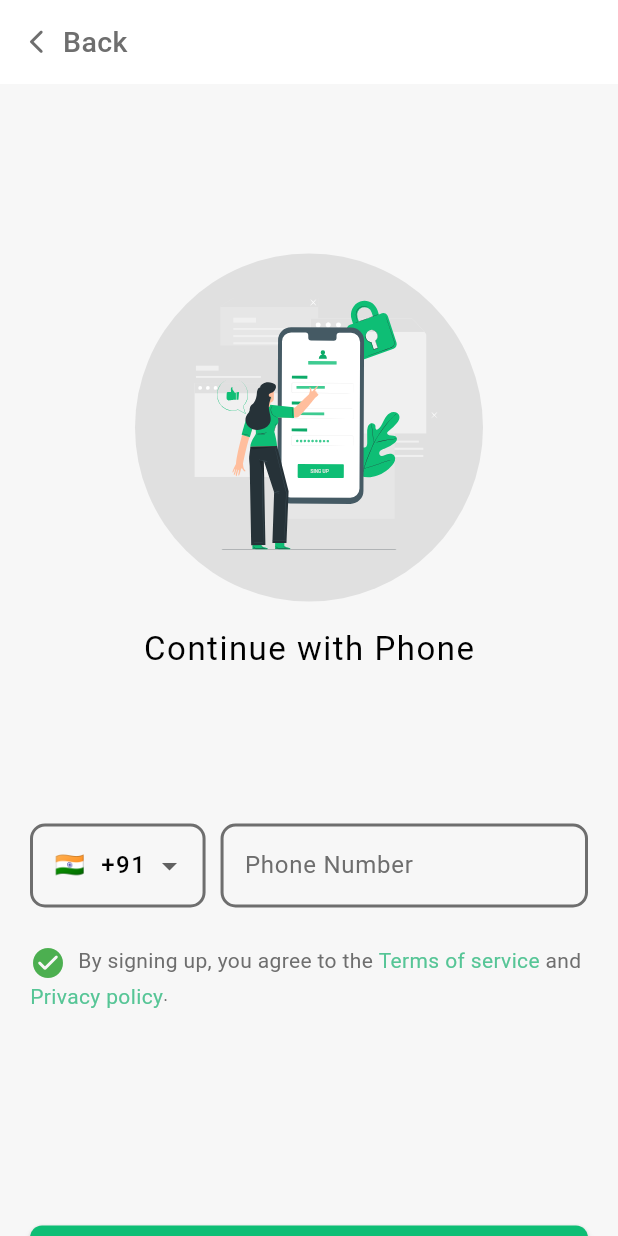
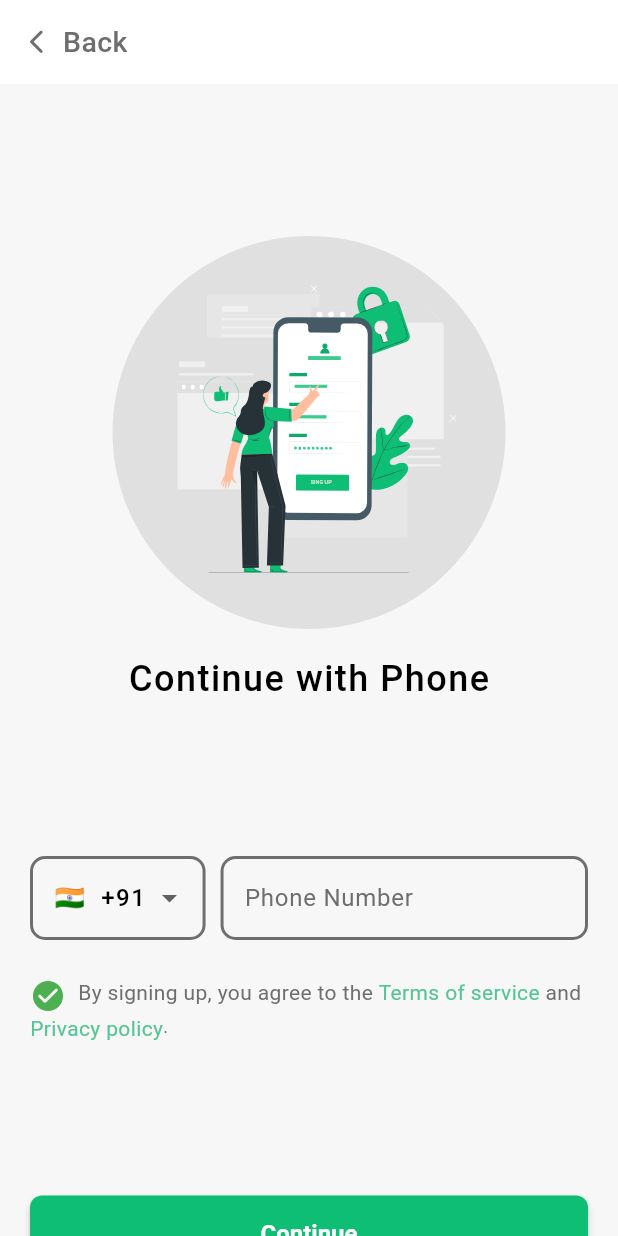
Before and after one commit to BlackShort/moneycart, a Flutter app: the screen it shows after launch, after a tap on "Get Started", on a phone screen of 412 x 824 dp. Run offline on Flutter 3.47's test engine with Material 3 defaults, Android fonts, the phone set to English and light mode, and no system bars; our stand-ins replace awesome_snackbar_content, cached_network_image, cloud_firestore, equatable, firebase_auth, firebase_core and 11 more; missing offline and left inert: flutter_share, smart_auth; accounts and stored records are empty; Roboto replaces fonts that are missing (Poppins).

```diff
--- a/lib/app/auth/controllers/auth_controller.dart
+++ b/lib/app/auth/controllers/auth_controller.dart
@@ -26,15 +26,12 @@ class AuthController extends GetxController {
     ever(firebaseUser, _setInitialScreen);
   }
 
-  Future<void> _setInitialScreen(User? user) async {
-    isInitialLoading.value = true;
-    await Future.delayed(const Duration(seconds: 2));
+  _setInitialScreen(User? user) async {
     try {
-      if (user == null) {
-        Get.offAll(() => const OnboardPage());
-      } else {
-        Get.offAll(() => const BasePage());
-      }
+      isInitialLoading.value = true;
+      user == null
+          ? Get.offAll(() => const OnboardPage())
+          : Get.offAll(() => const BasePage());
     } catch (e) {
       print(e.toString());
     } finally {
--- a/lib/app/auth/pages/onboard_page.dart
+++ b/lib/app/auth/pages/onboard_page.dart
@@ -19,7 +19,7 @@ class OnboardPage extends StatelessWidget {
             const Spacer(flex: 2),
             SvgPicture.asset(
               'assets/svgs/business_deal3.svg',
-              height: 230,
+              height: 280,
             ),
             const Text(
               'Welcome to MoneyCart!',
--- a/lib/app/auth/pages/signup_page.dart
+++ b/lib/app/auth/pages/signup_page.dart
@@ -81,7 +81,7 @@ class _SignupPageState extends State<SignupPage> {
           FocusScope.of(context).unfocus();
         },
         child: SingleChildScrollView(
-          padding: const EdgeInsets.all(20.0),
+          padding: const EdgeInsets.symmetric(horizontal: 20.0),
           child: ConstrainedBox(
             constraints: BoxConstraints(
               minHeight: MediaQuery.of(context).size.height,
@@ -107,7 +107,7 @@ class _SignupPageState extends State<SignupPage> {
                             child: ClipOval(
                               child: SvgPicture.asset(
                                 'assets/svgs/signup.svg',
-                                height: 200,
+                                height: 230,
                               ),
                             ),
                           ),
@@ -116,7 +116,8 @@ class _SignupPageState extends State<SignupPage> {
                             'Continue with Phone',
                             style: TextStyle(
                               fontFamily: 'Poppins',
-                              fontSize: 22,
+                              fontSize: 24,
+                              fontWeight: FontWeight.w500,
                               color: Colors.black,
                               letterSpacing: 1,
                             ),
@@ -124,9 +125,10 @@ class _SignupPageState extends State<SignupPage> {
                         ],
                       ),
                     ),
-                    const SizedBox(height: 8),
                     const Spacer(flex: 1),
                     Row(
+                      crossAxisAlignment: CrossAxisAlignment.start,
+                      mainAxisAlignment: MainAxisAlignment.center,
                       children: [
                         IntrinsicWidth(
                           child: DropdownButtonHideUnderline(
@@ -159,12 +161,17 @@ class _SignupPageState extends State<SignupPage> {
                         ),
                         const SizedBox(width: 10),
                         Flexible(
-                          child: CustomTextField(
-                            controller: _phoneController,
-                            labelText: 'Phone Number',
-                            keyboardType: TextInputType.number,
-                            letterSpacing: 2,
-                            validator: _validatePhoneNumber,
+                          child: Column(
+                            crossAxisAlignment: CrossAxisAlignment.start,
+                            children: [
+                              CustomTextField(
+                                controller: _phoneController,
+                                labelText: 'Phone Number',
+                                keyboardType: TextInputType.number,
+                                letterSpacing: 2,
+                                validator: _validatePhoneNumber,
+                              ),
+                            ],
                           ),
                         ),
                       ],
@@ -228,7 +235,6 @@ class _SignupPageState extends State<SignupPage> {
                         ],
                       ),
                     ),
-                    const SizedBox(height: 50),
                     const Spacer(flex: 1),
                     Obx(
                       () => _authController.isLoading.value
@@ -239,6 +245,7 @@ class _SignupPageState extends State<SignupPage> {
                                 text: 'Continue',
                                 onPressed: () async {
                                   if (_formKey.currentState!.validate()) {
+                                    FocusScope.of(context).unfocus();
                                     String phone = _selectedCountry.code +
                                         _phoneController.text.trim();
                                     await _authController
--- a/lib/app/auth/pages/splash_screen.dart
+++ b/lib/app/auth/pages/splash_screen.dart
@@ -5,33 +5,34 @@ class SplashScreen extends StatelessWidget {
 
   @override
   Widget build(BuildContext context) {
-    Future.delayed(const Duration(seconds: 2), () {
-      // Get.offNamed(RouteNames.select);
-    });
-
     return Scaffold(
       backgroundColor: Colors.white,
       body: Center(
         child: Column(
           mainAxisAlignment: MainAxisAlignment.center,
           children: [
-            const Spacer(flex: 1),
-            Image.asset(
-              'assets/images/splash_sawaari_logo.png',
+            Container(
+              width: 200,
+              height: MediaQuery.of(context).size.height * 0.5,
+              alignment: Alignment.bottomCenter,
+              child: Image.asset(
+                'assets/images/moneycart_image.png',
                 width: 200,
               ),
-            const SizedBox(
-              height: 5,
             ),
-            const Text(
-              'Sawaari',
+            Container(
+              width: 200,
+              height: MediaQuery.of(context).size.height * 0.5,
+              alignment: Alignment.bottomCenter,
+              child: const Text(
+                'Moneycart',
                 style: TextStyle(
                   fontSize: 30,
                   fontWeight: FontWeight.bold,
                   color: Color(0xFFFF725E),
                 ),
               ),
-            const Spacer(flex: 1),
+            ),
           ],
         ),
       ),
--- a/lib/app/insurance/pages/insurance_page.dart
+++ b/lib/app/insurance/pages/insurance_page.dart
@@ -15,6 +15,8 @@ class _InsurancePageState extends State<InsurancePage> {
   Widget build(BuildContext context) {
     return Scaffold(
       body: Center(
+        child: Padding(
+          padding: const EdgeInsets.all(16.0),
           child: Column(
             mainAxisAlignment: MainAxisAlignment.center,
             children: [
@@ -65,6 +67,7 @@ class _InsurancePageState extends State<InsurancePage> {
             ],
           ),
         ),
+      ),
     );
   }
 }
--- a/lib/app/loan/pages/loan_page.dart
+++ b/lib/app/loan/pages/loan_page.dart
@@ -15,6 +15,8 @@ class _LoanPageState extends State<LoanPage> {
   Widget build(BuildContext context) {
     return Scaffold(
       body: Center(
+        child: Padding(
+          padding: const EdgeInsets.all(16.0),
           child: Column(
             mainAxisAlignment: MainAxisAlignment.center,
             children: [
@@ -65,6 +67,7 @@ class _LoanPageState extends State<LoanPage> {
             ],
           ),
         ),
+      ),
     );
   }
 }
--- a/lib/app/notification/controllers/notification_controller.dart
+++ b/lib/app/notification/controllers/notification_controller.dart
@@ -1,9 +1,11 @@
+import 'package:cloud_firestore/cloud_firestore.dart';
+import 'package:firebase_auth/firebase_auth.dart';
 import 'package:get/get.dart';
 import '../models/notification_model.dart';
-import 'notification_service.dart';
 
 class NotificationController extends GetxController {
-  final NotificationService _notificationService = Get.find<NotificationService>();
+  final FirebaseFirestore _firestore = FirebaseFirestore.instance;
+  final FirebaseAuth _auth = FirebaseAuth.instance;
 
   RxList<NotificationModel> notifications = <NotificationModel>[].obs;
   RxBool isLoading = false.obs;
@@ -15,30 +17,51 @@ class NotificationController extends GetxController {
     fetchNotifications();
   }
 
-  void fetchNotifications() async {
+  Future<void> fetchNotifications() async {
     try {
       isLoading.value = true;
-      await _notificationService.loadNotifications();
-      isLoading.value = false;
+      final notification = await _firestore
+          .collection('notifications')
+          .doc(_auth.currentUser!.uid)
+          .get();
+      notifications.value = notification
+          .data()!['notifications']
+          .map<NotificationModel>((notif) => NotificationModel.fromMap(notif))
+          .toList();
     } catch (e) {
       hasError.value = true;
+    } finally {
       isLoading.value = false;
     }
   }
 
-  void addNotification(NotificationModel notification) {
-    _notificationService.addNotification(notification);
+  Future<void> addNotification(NotificationModel notification) async {
+    notifications.add(notification);
+    await _firestore
+        .collection('notifications')
+        .doc(notification.id)
+        .set(notification.toMap());
   }
 
-  void markAsRead(String id) {
-    _notificationService.markAsRead(id);
+  Future<void> markAsRead(String id) async {
+    final notification = notifications.firstWhere((notif) => notif.id == id);
+    notification.isRead = true;
+    await _firestore
+        .collection('notifications')
+        .doc(id)
+        .update(notification.toMap());
   }
 
-  void deleteNotification(String id) {
-    _notificationService.deleteNotification(id);
+  Future<void> deleteNotification(String id) async {
+    notifications.removeWhere((notif) => notif.id == id);
+    await _firestore.collection('notifications').doc(id).delete();
   }
 
   void deleteOldNotifications() {
-    _notificationService.deleteOldNotifications();
+    final DateTime now = DateTime.now();
+    notifications.removeWhere((notif) =>
+        notif.timestamp.isBefore(now.subtract(const Duration(days: 7))));
+    // Optional: remove old notifications from Firestore as well
+    // await removeOldNotificationsFromFirestore();
   }
 }
--- a/lib/app/notification/controllers/notification_service.dart
+++ /dev/null
@@ -1,44 +0,0 @@
-import 'package:cloud_firestore/cloud_firestore.dart';
-import 'package:get/get.dart';
-import '../models/notification_model.dart';
-
-class NotificationService extends GetxService {
-  final FirebaseFirestore _firestore = FirebaseFirestore.instance;
-  final notifications = <NotificationModel>[].obs;
-
-  @override
-  void onInit() {
-    super.onInit();
-    loadNotifications();
-  }
-
-  Future<void> addNotification(NotificationModel notification) async {
-    notifications.add(notification);
-    await _firestore.collection('notifications').doc(notification.id).set(notification.toMap());
-  }
-
-  Future<void> markAsRead(String id) async {
-    final notification = notifications.firstWhere((notif) => notif.id == id);
-    notification.isRead = true;
-    await _firestore.collection('notifications').doc(id).update(notification.toMap());
-  }
-
-  Future<void> deleteNotification(String id) async {
-    notifications.removeWhere((notif) => notif.id == id);
-    await _firestore.collection('notifications').doc(id).delete();
-  }
-
-  Future<void> loadNotifications() async {
-    final snapshot = await _firestore.collection('notifications').get();
-    notifications.value = snapshot.docs
-        .map((doc) => NotificationModel.fromMap(doc.data()))
-        .toList();
-  }
-
-  void deleteOldNotifications() {
-    final DateTime now = DateTime.now();
-    notifications.removeWhere((notif) => notif.timestamp.isBefore(now.subtract(Duration(days: 7))));
-    // Optional: remove old notifications from Firestore as well
-    // await removeOldNotificationsFromFirestore();
-  }
-}
--- a/lib/config/routes/route_names.dart
+++ b/lib/config/routes/route_names.dart
@@ -1,4 +1,7 @@
 class AppRoute {
+  // ----------Splash Routes----------
+  static const String splash = '/splash';
+
   // ----------Onboarding Routes----------
   static const String onboard = '/onboard';
 
--- a/lib/config/routes/routes_page.dart
+++ b/lib/config/routes/routes_page.dart
@@ -1,6 +1,7 @@
 import 'package:get/get.dart';
 import 'package:moneycart/app/auth/pages/onboard_page.dart';
 import 'package:moneycart/app/auth/pages/signup_page.dart';
+import 'package:moneycart/app/auth/pages/splash_screen.dart';
 import 'package:moneycart/app/base/pages/base_page.dart';
 import 'package:moneycart/app/docs/pages/doc_page.dart';
 import 'package:moneycart/app/home/pages/home_page.dart';
@@ -18,6 +19,9 @@ import 'package:moneycart/config/routes/route_names.dart';
 
 class Routes {
   static final List<GetPage> routes = [
+    // ----------Splash Routes----------
+    GetPage(name: AppRoute.splash, page: () => const SplashScreen()),
+
     // ----------Onboarding Routes----------
     GetPage(name: AppRoute.onboard, page: () => const OnboardPage()),
 
--- a/lib/main.dart
+++ b/lib/main.dart
@@ -2,7 +2,6 @@ import 'package:flutter/material.dart';
 import 'package:get/get.dart';
 import 'package:moneycart/app/auth/controllers/auth_controller.dart';
 import 'package:moneycart/app/notification/controllers/notification_controller.dart';
-import 'package:moneycart/app/notification/controllers/notification_service.dart';
 import 'package:moneycart/config/constants/app_constants.dart';
 import 'package:moneycart/config/routes/route_names.dart';
 import 'package:moneycart/config/routes/routes_page.dart';
@@ -13,15 +12,11 @@ import 'package:moneycart/notification_handler.dart';
 
 void main() async {
   WidgetsFlutterBinding.ensureInitialized();
-
-  // Initialize Firebase
   await Firebase.initializeApp(
     options: DefaultFirebaseOptions.currentPlatform,
-  );
+  ).then((value) => Get.put(AuthController()));
 
   // Initialize dependencies
-  Get.put(NotificationService());
-  Get.put(AuthController());
   Get.put(NotificationController());
   Get.put(NotificationHandler());
 
@@ -39,7 +34,7 @@ class MoneyCartApp extends StatelessWidget {
       debugShowCheckedModeBanner: false,
       theme: AppTheme.theme,
       getPages: Routes.routes,
-      initialRoute: AppRoute.onboard,
+      initialRoute: AppRoute.splash,
     );
   }
 }
```
Also changed, not shown: lib/app/common/pages/otp_page.dart (+7 -7 lines), lib/app/pf/pages/pf_page.dart (+5 -2 lines), pubspec.yaml (+5 -4 lines), assets/logo/moneycart_icon.png (added), assets/logo/moneycart_logo.png (added), 5 other files. Lines whose indentation alone changed are shown as unchanged.
